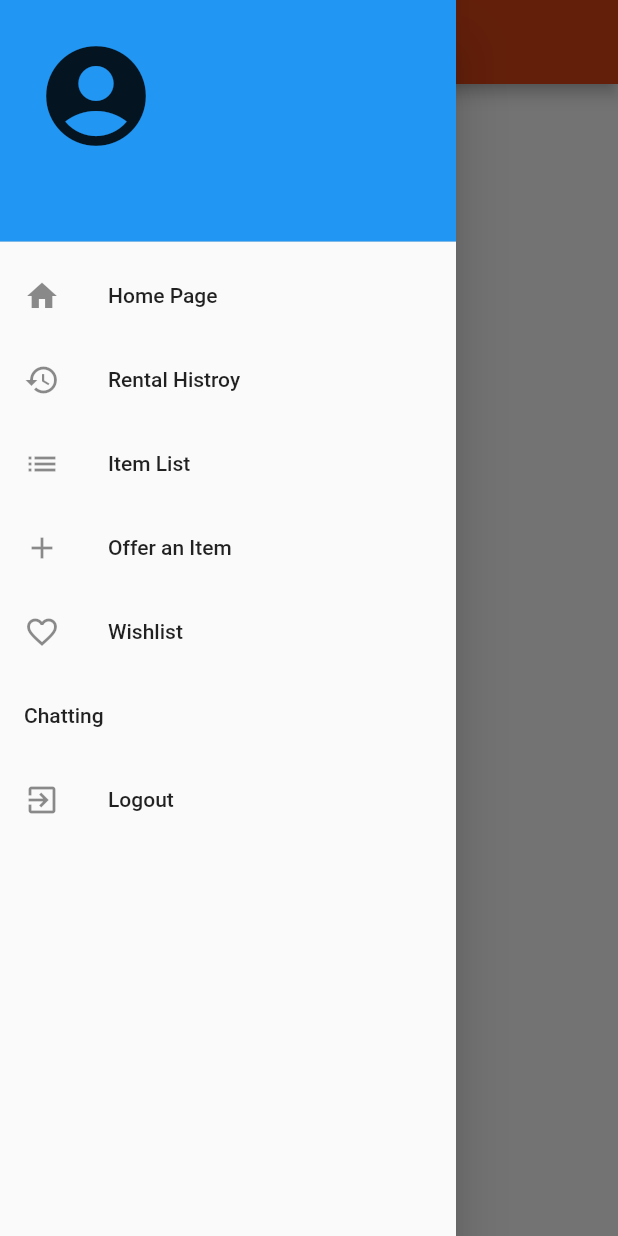
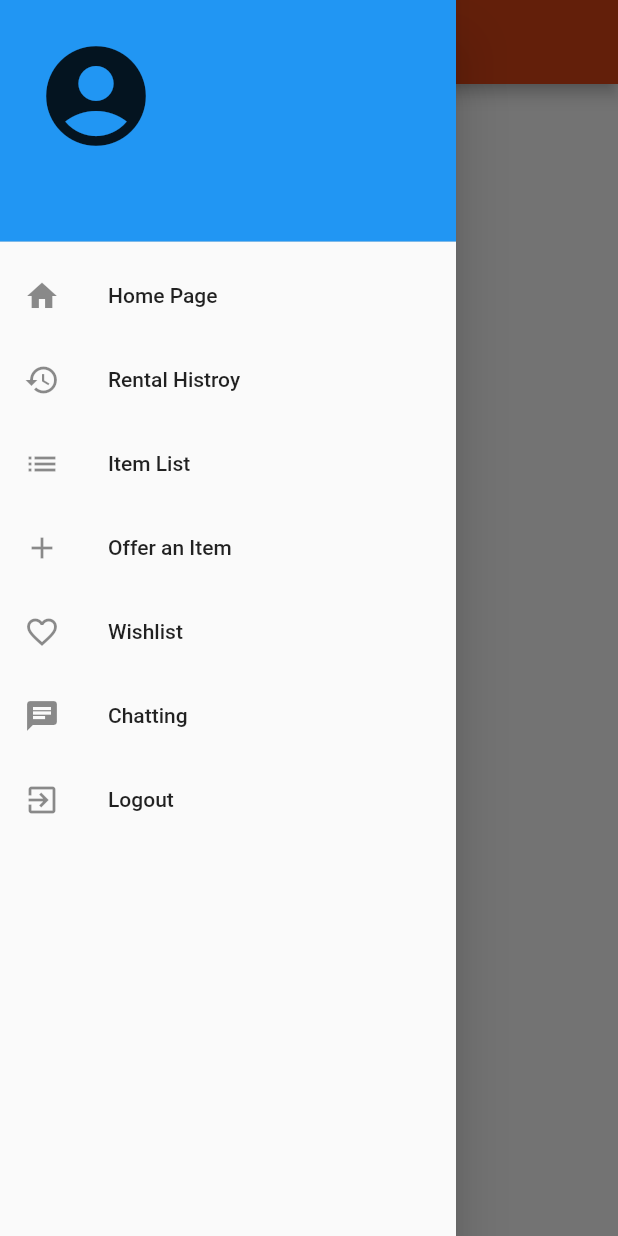
Before and after one commit to rentoproj/rento, a Flutter app: the Chatting screen opened directly, with the side drawer open, on a phone screen of 412 x 824 dp. Run offline on Flutter 3.47's test engine with Material 2 defaults, Android fonts, the phone set to English and light mode, and no system bars; our stand-ins replace cached_network_image, carousel_pro, cloud_firestore, firebase_auth, firebase_core, firebase_storage and 5 more; accounts and stored records are empty; statements that could not run were skipped.

Commit message:
Bamoz Editoz

```diff
--- a/rento/lib/UIs/Chatting.dart
+++ b/rento/lib/UIs/Chatting.dart
@@ -12,7 +12,6 @@ import 'package:cached_network_image/cached_network_image.dart';
 import 'package:cloud_firestore/cloud_firestore.dart';
 import 'package:firebase_storage/firebase_storage.dart';
 import 'package:flutter/material.dart';
-import 'package:rento/UIs/const.dart';
 import 'package:rento/UIs/OtherProfile.dart';
 import 'package:fluttertoast/fluttertoast.dart';
 import 'package:image_picker/image_picker.dart';
@@ -97,6 +96,7 @@ class _ChattingState extends State<Chatting> {
     }
   }
   Widget build(BuildContext context) {
+    Firestore.instance.collection("messages").where('users', arrayContains: UserAuth.getEmail());
     return Scaffold(
       appBar: new AppBar(
         title: new Text("Chatting"),
--- a/rento/lib/components/SideMenu.dart
+++ b/rento/lib/components/SideMenu.dart
@@ -58,6 +58,7 @@ class SideMenuState extends State<SideMenu> {
             },
           ),
           new ListTile(
+              leading: Icon(Icons.chat),
               title: new Text('Chatting'),
               onTap: () {
                 Navigator.of(context).pop();
```
